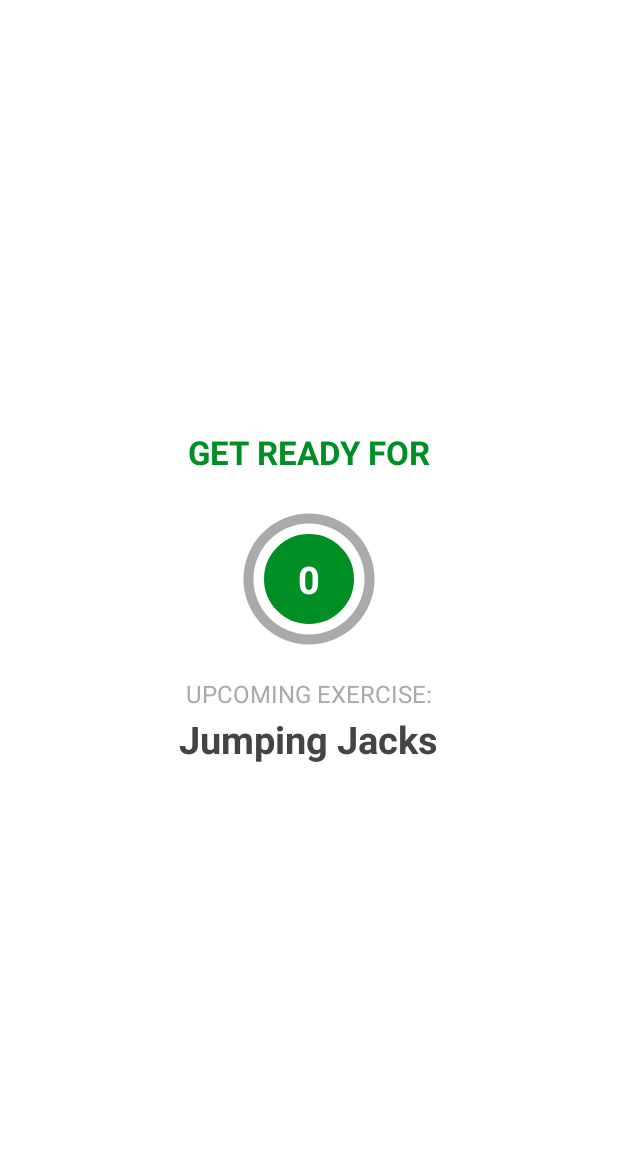
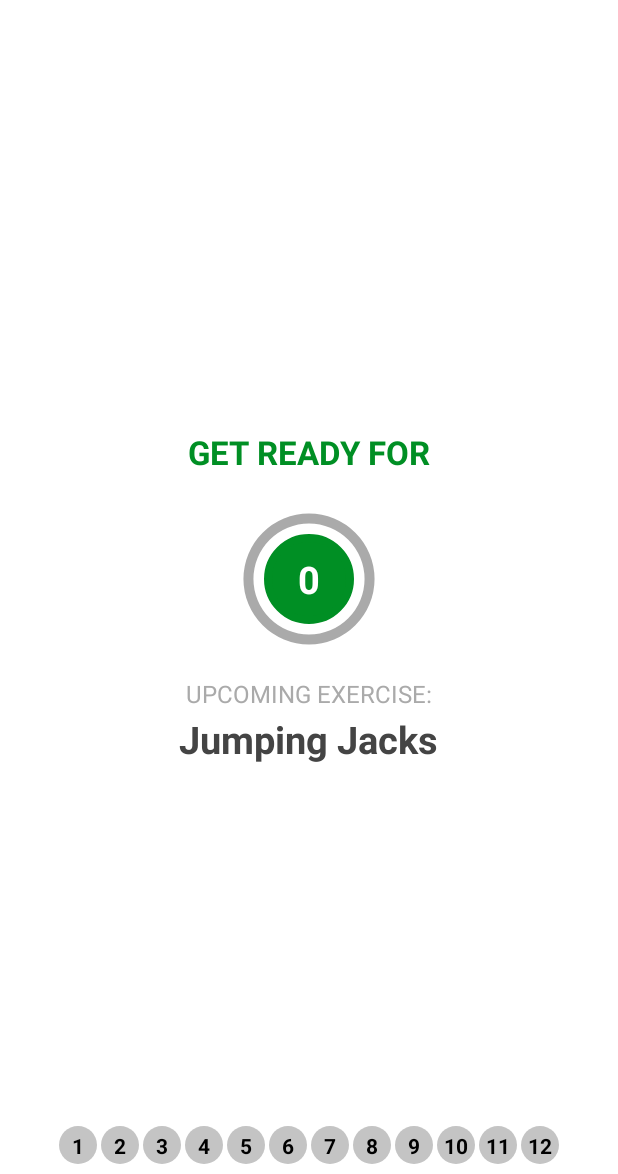
Before and after one commit to a-valitov/SevenMinuteWorkout, an Android app: the ExerciseActivity screen opened directly, with no data from a screen before it, on a phone screen of 412 x 824 dp, the part 62-1236 px from its top. Run offline under Robolectric (Android 15) with nearby library versions, the phone set to English and light mode, and no system bars.

Commit message:
RecyclerView realised (static)

```diff
--- a/app/build.gradle
+++ b/app/build.gradle
@@ -1,6 +1,7 @@
 plugins {
     id 'com.android.application'
     id 'kotlin-android'
+    id 'kotlin-android-extensions'
 }
 
 android {
@@ -38,6 +39,7 @@ dependencies {
     implementation 'androidx.core:core-ktx:1.5.0'
     implementation 'androidx.appcompat:appcompat:1.3.0'
     implementation 'com.google.android.material:material:1.3.0'
+    //implementation 'androidx.recyclerview:recyclerview:1.1.0'
     implementation 'androidx.constraintlayout:constraintlayout:2.0.4'
     testImplementation 'junit:junit:4.+'
     androidTestImplementation 'androidx.test.ext:junit:1.1.2'
--- a/app/src/main/java/com/avalitov/a7minuteworkout/ExerciseActivity.kt
+++ b/app/src/main/java/com/avalitov/a7minuteworkout/ExerciseActivity.kt
@@ -8,6 +8,9 @@ import android.speech.tts.TextToSpeech
 import android.util.Log
 import android.view.View
 import android.widget.*
+import androidx.recyclerview.widget.LinearLayoutManager
+import androidx.recyclerview.widget.RecyclerView
+import kotlinx.android.synthetic.main.activity_exercise.*
 import org.w3c.dom.Text
 import java.lang.Exception
 import java.util.*
@@ -21,11 +24,13 @@ lateinit var tvTimerExercise : TextView
 lateinit var ivImage : ImageView
 lateinit var tvExerciseName : TextView
 lateinit var tvUpcomingExercise : TextView
+lateinit var rvExerciseStatus : RecyclerView
 
 class ExerciseActivity : AppCompatActivity(), TextToSpeech.OnInitListener {
 
     private var tts: TextToSpeech? = null // variable for TextToSpeech
     private var player: MediaPlayer? = null // variable for Media Player
+    private var exerciseAdapter: ExerciseStatusAdapter? = null
 
     private var restTimer: CountDownTimer? = null
     private var exerciseTimer: CountDownTimer? = null
@@ -60,14 +65,15 @@ class ExerciseActivity : AppCompatActivity(), TextToSpeech.OnInitListener {
         super.onCreate(savedInstanceState)
         setContentView(R.layout.activity_exercise)
 
-        llRestView = findViewById(R.id.llRestView)
-        llExerciseView = findViewById(R.id.llExerciseView)
+        //llRestView = findViewById(R.id.llRestView)
+        //llExerciseView = findViewById(R.id.llExerciseView)
         toolbarExerciseActivity = findViewById(R.id.toolbar_exercise_activity)
         tvTimerRest = findViewById(R.id.tv_timer_rest)
         tvTimerExercise = findViewById(R.id.tv_timer_exercise)
         ivImage = findViewById(R.id.iv_image)
         tvExerciseName = findViewById(R.id.tv_exercise_name)
         tvUpcomingExercise = findViewById(R.id.tv_upcoming_exercise)
+        //rvExerciseStatus = findViewById(R.id.rvExerciseStatus)
 
         setSupportActionBar(toolbarExerciseActivity)
         val actionbar = supportActionBar
@@ -83,6 +89,7 @@ class ExerciseActivity : AppCompatActivity(), TextToSpeech.OnInitListener {
         exerciseList = Constants.defaultExerciseList()
 
         setupRestView()
+        setupExerciseStatusRecyclerView()
     }
 
     override fun onDestroy() {
@@ -189,4 +196,15 @@ class ExerciseActivity : AppCompatActivity(), TextToSpeech.OnInitListener {
         tvExerciseName.text = exerciseList!![currentExercisePosition].getName()
     }
 
+    private fun setupExerciseStatusRecyclerView(){
+        rvExerciseStatus.layoutManager = LinearLayoutManager(this,
+            LinearLayoutManager.HORIZONTAL, false)
+
+        exerciseAdapter = ExerciseStatusAdapter(exerciseList!!, this)
+
+        rvExerciseStatus.adapter = exerciseAdapter
+
+
+    }
+
 }
--- /dev/null
+++ b/app/src/main/java/com/avalitov/a7minuteworkout/ExerciseStatusAdapter.kt
@@ -0,0 +1,52 @@
+package com.avalitov.a7minuteworkout
+
+import android.content.Context
+import android.view.LayoutInflater
+import android.view.View
+import android.view.ViewGroup
+import android.widget.TextView
+import androidx.recyclerview.widget.RecyclerView
+import kotlinx.android.synthetic.main.item_exercise_status.view.*
+
+class ExerciseStatusAdapter(val items: ArrayList<ExerciseModel>, val context: Context) : RecyclerView
+        .Adapter<ExerciseStatusAdapter.ViewHolder>() {
+
+    /**
+     * A ViewHolder describes an item view and metadata about its place within the RecyclerView.
+     */
+    class ViewHolder(view: View) : RecyclerView.ViewHolder(view){
+        val tvItem : TextView = view.findViewById(R.id.tvItem)!!
+    }
+
+
+    /**
+     * Binds each item in the ArrayList to a view
+     *
+     * Called when RecyclerView needs a new {@link ViewHolder} of the given type to represent
+     * an item.
+     *
+     * This new ViewHolder should be constructed with a new View that can represent the items
+     * of the given type. You can either create a new View manually or inflate it from an XML
+     * layout file.
+     */
+    override fun onBindViewHolder(holder: ViewHolder, position: Int) {
+        val model : ExerciseModel = items[position]
+
+        holder.tvItem.text = model.getId().toString()
+    }
+
+    /**
+     * Inflates the item views which is designed in xml layout file
+     *
+     * create a new
+     * {@link ViewHolder} and initializes some private fields to be used by RecyclerView.
+     */
+    override fun onCreateViewHolder(parent: ViewGroup, viewType: Int): ViewHolder {
+        return ViewHolder(LayoutInflater.from(context)
+            .inflate(R.layout.item_exercise_status, parent, false))
+    }
+
+    override fun getItemCount(): Int {
+        return items.size
+    }
+}
--- /dev/null
+++ b/app/src/main/res/drawable/item_circular_color_gray_background.xml
@@ -0,0 +1,6 @@
+<?xml version="1.0" encoding="utf-8"?>
+<shape xmlns:android="http://schemas.android.com/apk/res/android"
+    android:shape="oval">
+
+    <solid android:color="#C4C4C4"/>
+</shape>
--- a/app/src/main/res/layout/activity_exercise.xml
+++ b/app/src/main/res/layout/activity_exercise.xml
@@ -126,7 +126,8 @@
         <FrameLayout
             android:layout_width="100dp"
             android:layout_height="100dp"
-            android:layout_marginTop="20dp" >
+            android:layout_marginTop="20dp"
+            android:layout_marginBottom="45dp" >
 <!--        android:background="@drawable/item_circular_color_accent_border"-->
 
             <ProgressBar
@@ -166,4 +167,15 @@
 
     </LinearLayout>
 
+    <androidx.recyclerview.widget.RecyclerView
+        android:id="@+id/rvExerciseStatus"
+        android:layout_width="wrap_content"
+        android:layout_height="wrap_content"
+        android:layout_alignParentBottom="true"
+        android:layout_centerHorizontal="true"
+        android:layout_marginStart="5dp"
+        android:layout_marginTop="5dp"
+        android:layout_marginEnd="5dp"
+        android:layout_marginBottom="5dp" />
+
 </RelativeLayout>
--- /dev/null
+++ b/app/src/main/res/layout/item_exercise_status.xml
@@ -0,0 +1,16 @@
+<?xml version="1.0" encoding="utf-8"?>
+<TextView xmlns:android="http://schemas.android.com/apk/res/android"
+    xmlns:tools="http://schemas.android.com/tools"
+    android:id="@+id/tvItem"
+    android:layout_width="25dp"
+    android:layout_height="25dp"
+    android:layout_margin="1dp"
+    android:gravity="center"
+    android:textColor="@color/black"
+    android:textSize="14sp"
+    android:textStyle="bold"
+    android:padding="3dp"
+    android:background="@drawable/item_circular_color_gray_background"
+    tools:text="1">
+
+</TextView>
--- a/build.gradle
+++ b/build.gradle
@@ -8,6 +8,7 @@ buildscript {
     dependencies {
         classpath "com.android.tools.build:gradle:4.1.1"
         classpath "org.jetbrains.kotlin:kotlin-gradle-plugin:$kotlin_version"
+        //classpath "org.jetbrains.kotlin:kotlin-android-extensions:$kotlin_version"
 
         // NOTE: Do not place your application dependencies here; they belong
         // in the individual module build.gradle files
```
Also changed, not shown: gradle/wrapper/gradle-wrapper.properties.
